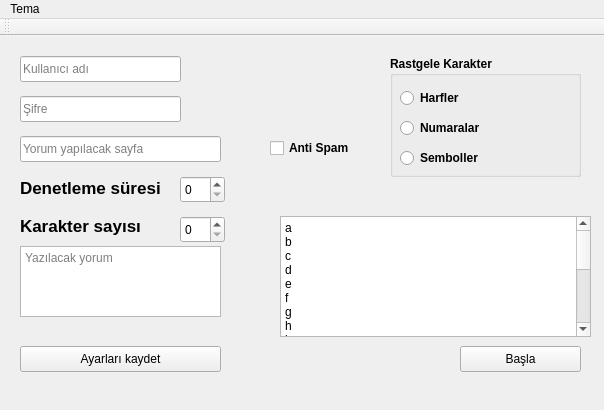
The window that main.ui (ramo828/instagram-auto-comment) describes before a commit, drawn with Qt 5.
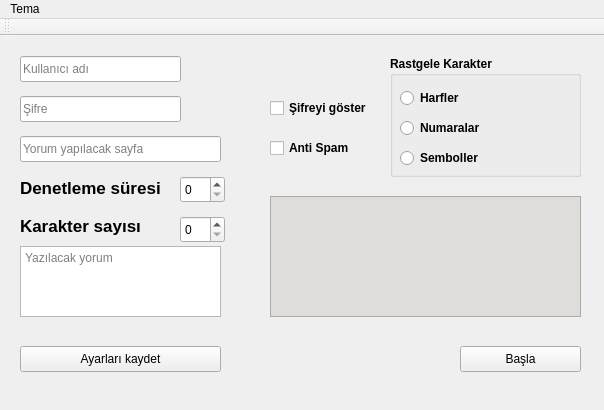
The same window after the commit.

Commit message: show password

Patch:
```diff
--- a/main.ui
+++ b/main.ui
@@ -245,49 +245,50 @@
      <string>Başla</string>
     </property>
    </widget>
-   <widget class="QPlainTextEdit" name="plainTextEdit">
+   <widget class="QTextEdit" name="terminal">
     <property name="geometry">
      <rect>
-      <x>280</x>
-      <y>180</y>
+      <x>270</x>
+      <y>160</y>
       <width>311</width>
       <height>121</height>
      </rect>
     </property>
-    <property name="sizePolicy">
-     <sizepolicy hsizetype="Maximum" vsizetype="Maximum">
-      <horstretch>0</horstretch>
-      <verstretch>0</verstretch>
-     </sizepolicy>
+    <property name="styleSheet">
+     <string notr="true">background-color: rgb(222, 221, 218);
+selection-color: rgb(153, 193, 241);</string>
     </property>
-    <property name="font">
-     <font>
-      <stylestrategy>PreferAntialias</stylestrategy>
-     </font>
-    </property>
-    <property name="mouseTracking">
-     <bool>false</bool>
-    </property>
-    <property name="focusPolicy">
-     <enum>Qt::TabFocus</enum>
-    </property>
-    <property name="plainText">
-     <string>a
-b
-c
-d
-e
-f
-g
-h
-j
-k
-l
-</string>
-    </property>
-    <property name="centerOnScroll">
+    <property name="readOnly">
      <bool>true</bool>
     </property>
+    <property name="html">
+     <string>&lt;!DOCTYPE HTML PUBLIC &quot;-//W3C//DTD HTML 4.0//EN&quot; &quot;http://www.w3.org/TR/REC-html40/strict.dtd&quot;&gt;
+&lt;html&gt;&lt;head&gt;&lt;meta name=&quot;qrichtext&quot; content=&quot;1&quot; /&gt;&lt;meta charset=&quot;utf-8&quot; /&gt;&lt;style type=&quot;text/css&quot;&gt;
+p, li { white-space: pre-wrap; }
+hr { height: 1px; border-width: 0; }
+li.unchecked::marker { content: &quot;\2610&quot;; }
+li.checked::marker { content: &quot;\2612&quot;; }
+&lt;/style&gt;&lt;/head&gt;&lt;body style=&quot; font-family:'Cantarell'; font-size:11pt; font-weight:400; font-style:normal;&quot;&gt;
+&lt;p align=&quot;center&quot; style=&quot;-qt-paragraph-type:empty; margin-top:0px; margin-bottom:0px; margin-left:0px; margin-right:0px; -qt-block-indent:0; text-indent:0px;&quot;&gt;&lt;br /&gt;&lt;/p&gt;&lt;/body&gt;&lt;/html&gt;</string>
+    </property>
+   </widget>
+   <widget class="QCheckBox" name="show_passord">
+    <property name="geometry">
+     <rect>
+      <x>270</x>
+      <y>60</y>
+      <width>111</width>
+      <height>24</height>
+     </rect>
+    </property>
+    <property name="font">
+     <font>
+      <bold>true</bold>
+     </font>
+    </property>
+    <property name="text">
+     <string>Şifreyi göster</string>
+    </property>
    </widget>
   </widget>
   <widget class="QMenuBar" name="menubar">
```
Left out of the diff: 6 changed lines with no effect on the pictures. The commit also changes 5 other files.
